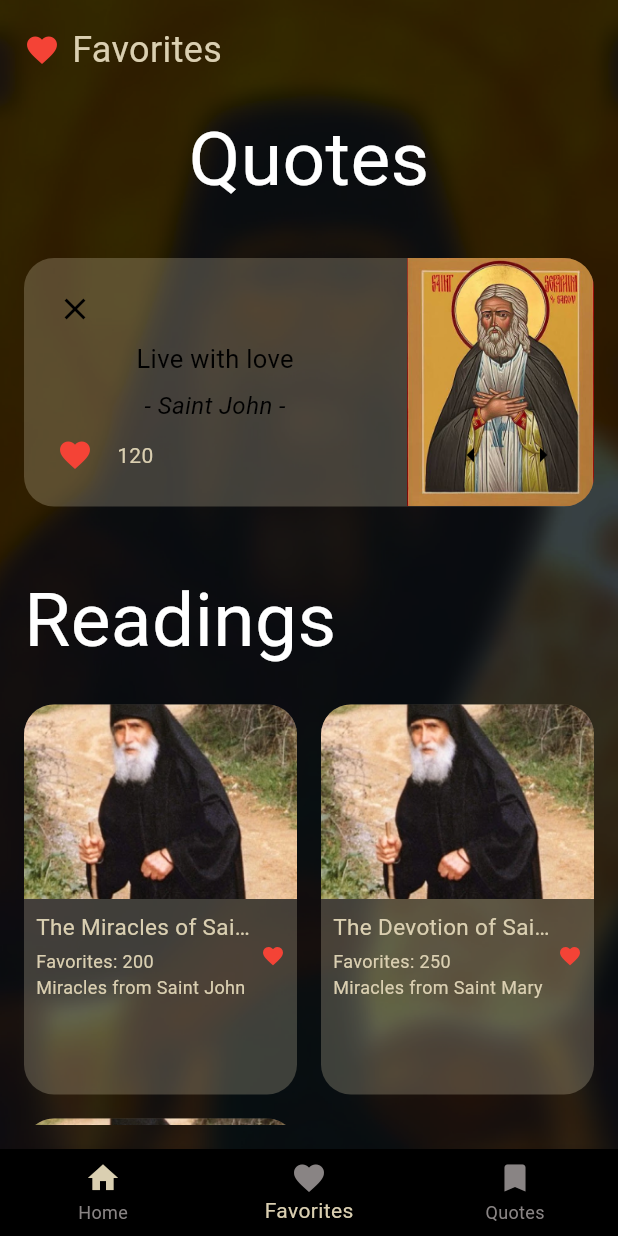
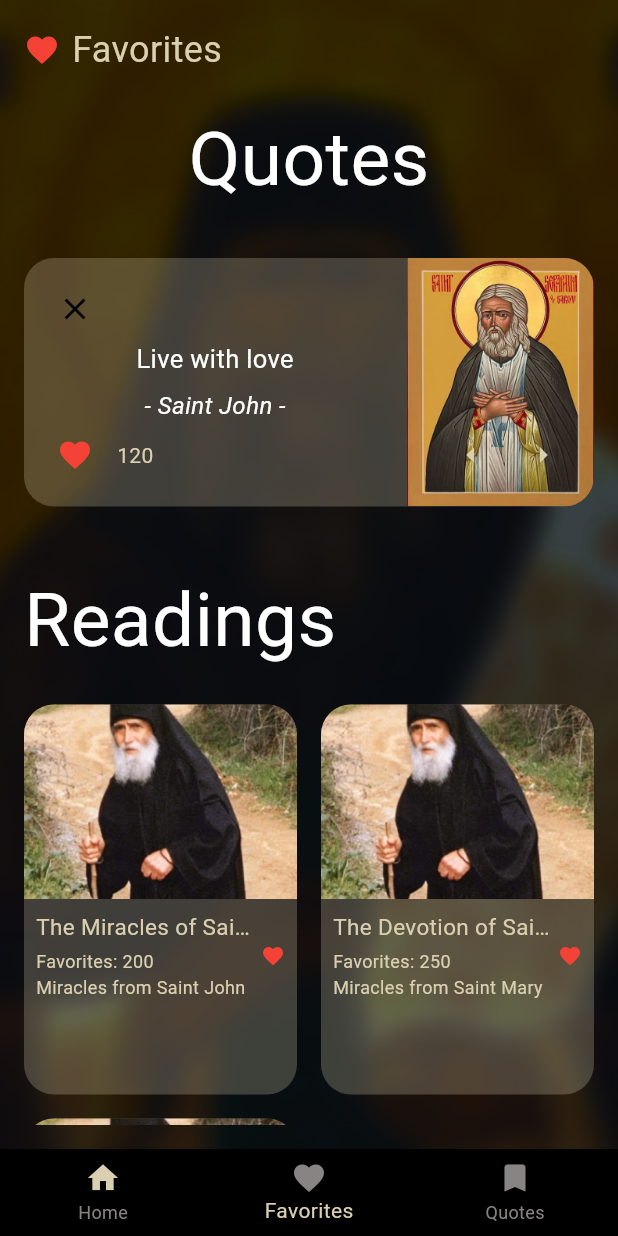
Before and after one commit to Lidiya-MK/Athonite, a Flutter app: the FavoritesScreen screen opened directly, on a phone screen of 412 x 824 dp. Run offline on Flutter 3.47's test engine with Material 3 defaults, Android fonts, the phone set to English and light mode, and no system bars; our stand-ins replace flutter_animate, google_fonts.

Commit message:
made style adjustment left with the next and previous functionality

```diff
--- a/app/lib/presentation/screens/favorites.dart
+++ b/app/lib/presentation/screens/favorites.dart
@@ -118,7 +118,7 @@ class _FavoritesScreenState extends State<FavoritesScreen> {
                                     Text(
                                       favoriteQuotes[currentQuoteIndex].quoteContent,
                                       style: const TextStyle(
-                                        color: Colors.black,
+                                        color: Colors.white,
                                         fontSize: 17,
                                       ),
                                       textAlign: TextAlign.center,
@@ -129,7 +129,7 @@ class _FavoritesScreenState extends State<FavoritesScreen> {
                                     Text(
                                       '- ${getSaintForQuote(favoriteQuotes[currentQuoteIndex].id)} -',
                                       style: const TextStyle(
-                                        color: Colors.black,
+                                        color: Colors.white,
                                         fontStyle: FontStyle.italic,
                                         fontSize: 16,
                                       ),
@@ -179,11 +179,11 @@ class _FavoritesScreenState extends State<FavoritesScreen> {
                           child: Row(
                             children: [
                               IconButton(
-                                icon: Icon(Icons.arrow_left, color: Colors.black),
+                                icon: Icon(Icons.arrow_left, color: Color(0xFFDACFB1).withOpacity(1)),
                                 onPressed: previousQuote,
                               ),
                               IconButton(
-                                icon: Icon(Icons.arrow_right, color: Colors.black),
+                                icon: Icon(Icons.arrow_right, color: Color(0xFFDACFB1).withOpacity(1)),
                                 onPressed: nextQuote,
                               ),
                             ],
```
